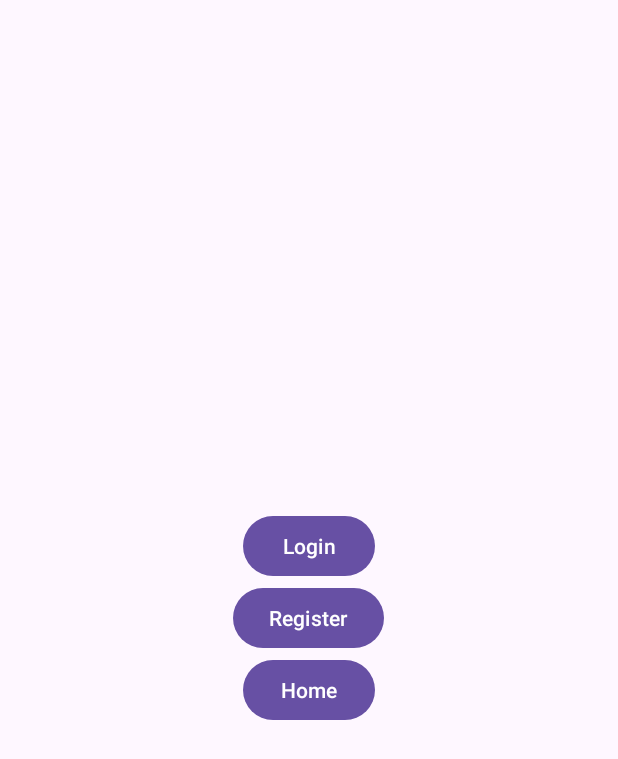
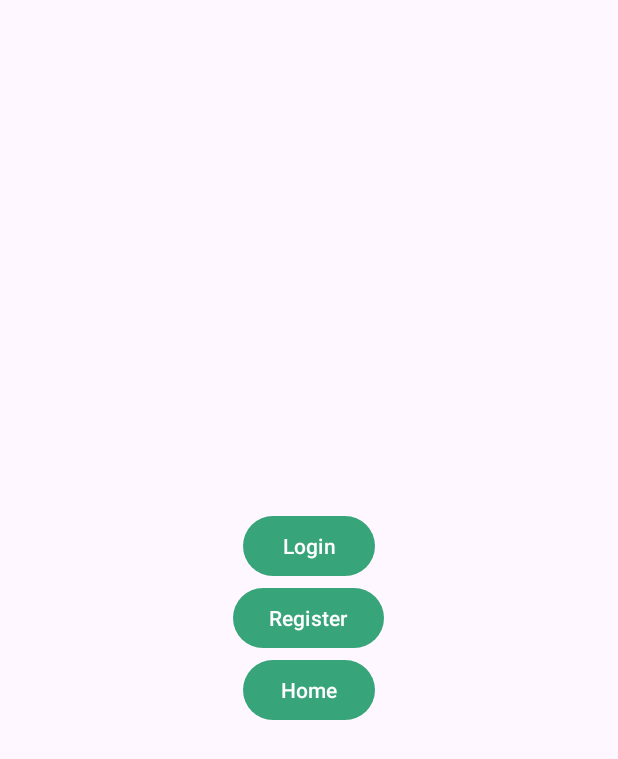
Before and after one commit to BinaBola/mobile-dev, an Android app: the screen it shows after launch (WelcomeActivity), on a phone screen of 412 x 824 dp. Shown: the top 759 px of the screen. Run offline under Robolectric (Android 15) with nearby library versions, the phone set to English and light mode, and no system bars; network calls fail; 1 statement that could not run was skipped.

Commit message:
pre-merge

```diff
--- a/app/src/main/res/values/themes.xml
+++ b/app/src/main/res/values/themes.xml
@@ -2,7 +2,10 @@
     <!-- Base application theme. -->
     <style name="Base.Theme.BinaBola" parent="Theme.Material3.DayNight.NoActionBar">
         <!-- Customize your light theme here. -->
-<!--         <item name="colorPrimary">@color/colorPrimaryGreen</item>-->
+        <item name="colorPrimary">@color/colorPrimaryGreen</item>
+        <item name="android:statusBarColor" >@color/white</item>
+        <item name="android:windowLightStatusBar" >true</item>
+        <item name="android:forceDarkAllowed" tools:targetApi="q">false</item>
     </style>
 
     <style name="Theme.BinaBola" parent="Base.Theme.BinaBola" />
```
